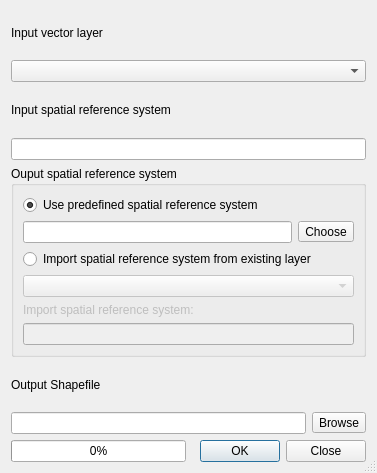
Before: the Qt Designer form qgis/python/plugins/fTools/tools/frmReProject.ui in sourcepole/qgis, drawn with Qt 5.
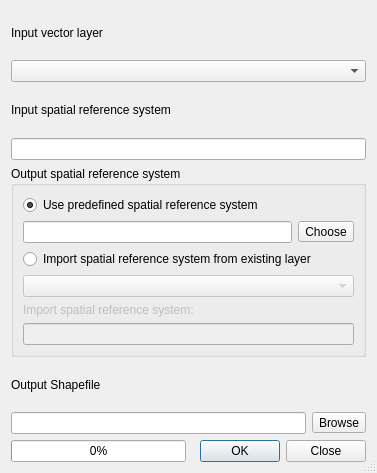
After: the same form once the commit is applied.

```diff
--- a/qgis/python/plugins/fTools/tools/frmReProject.ui
+++ b/qgis/python/plugins/fTools/tools/frmReProject.ui
@@ -46,7 +46,7 @@
    <item row="4" column="0" colspan="2" >
     <widget class="QGroupBox" name="groupBox" >
      <property name="title" >
-      <string>Ouput spatial reference system</string>
+      <string>Output spatial reference system</string>
      </property>
      <layout class="QGridLayout" >
       <item row="0" column="0" >
```
